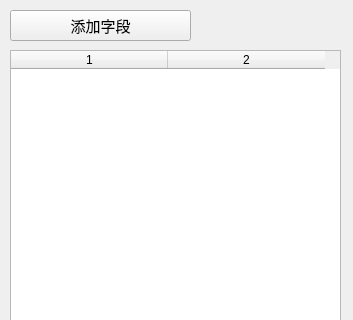
Qt form createwidget.ui (dnvycumt/machinemgr) before a commit; both pictures show x 0 to 353 and y 0 to 320 of the 353 by 515 pixel window.
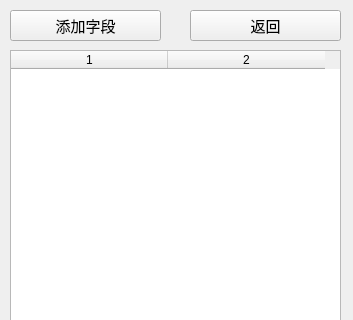
The same form after that commit.

```diff
--- a/createwidget.ui
+++ b/createwidget.ui
@@ -18,7 +18,7 @@
     <rect>
      <x>10</x>
      <y>10</y>
-     <width>181</width>
+     <width>151</width>
      <height>31</height>
     </rect>
    </property>
@@ -142,6 +142,24 @@
     <string>写MAC</string>
    </property>
   </widget>
+  <widget class="QPushButton" name="m_btn_back">
+   <property name="geometry">
+    <rect>
+     <x>190</x>
+     <y>10</y>
+     <width>151</width>
+     <height>31</height>
+    </rect>
+   </property>
+   <property name="font">
+    <font>
+     <pointsize>11</pointsize>
+    </font>
+   </property>
+   <property name="text">
+    <string>返回</string>
+   </property>
+  </widget>
  </widget>
  <resources/>
  <connections/>
```
